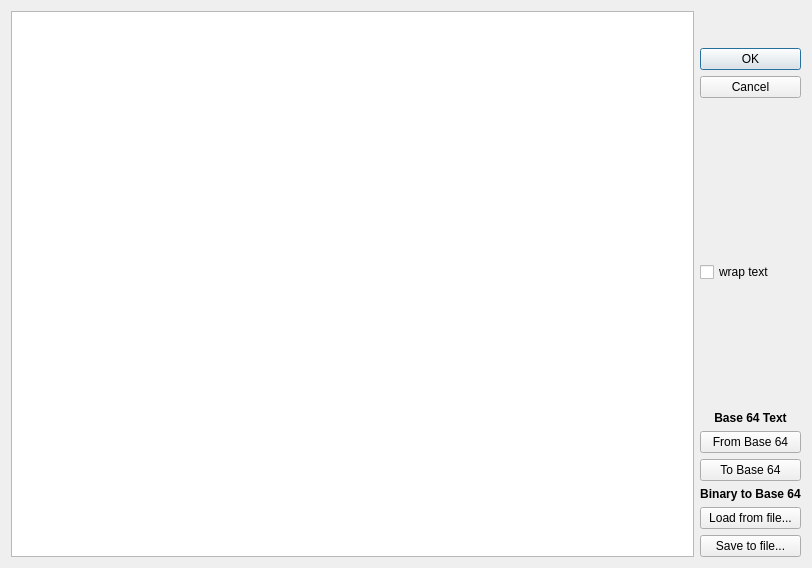
lbellonda/qxmledit, file src/EditTextNode.ui: the form before one commit.
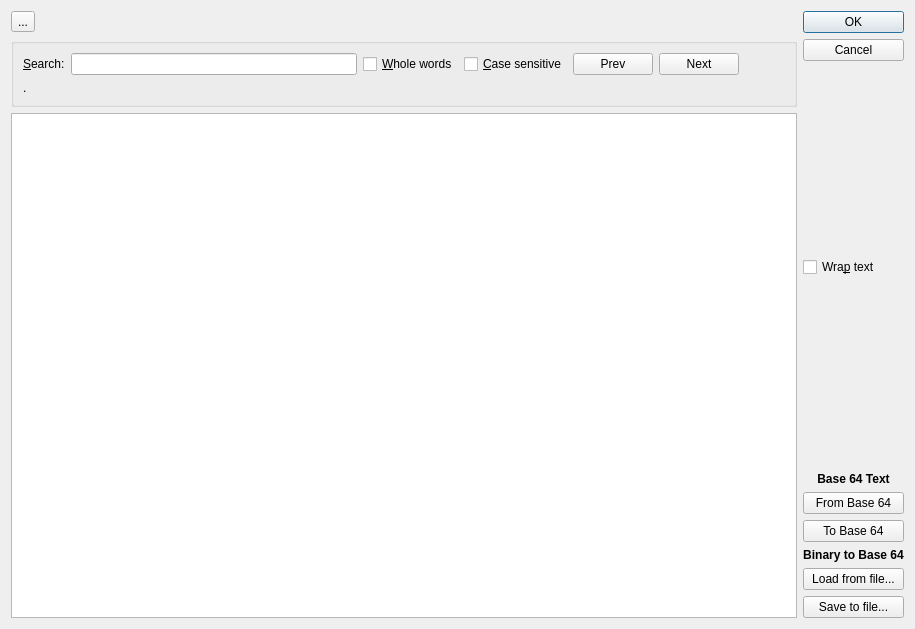
The form after the commit. Icons and pictures are not drawn.

Commit message: b 192-2 Find in edit text panel

```diff
--- a/src/EditTextNode.ui
+++ b/src/EditTextNode.ui
@@ -6,8 +6,8 @@
    <rect>
     <x>0</x>
     <y>0</y>
-    <width>812</width>
-    <height>568</height>
+    <width>915</width>
+    <height>629</height>
    </rect>
   </property>
   <property name="sizePolicy">
@@ -22,10 +22,143 @@
   <property name="sizeGripEnabled">
    <bool>false</bool>
   </property>
-  <layout class="QHBoxLayout" name="horizontalLayout_2">
+  <layout class="QHBoxLayout" name="horizontalLayout_3">
+   <item>
+    <layout class="QVBoxLayout" name="verticalLayout_3">
    <item>
     <layout class="QHBoxLayout" name="horizontalLayout">
      <item>
+        <widget class="QToolButton" name="searchButton">
+         <property name="toolTip">
+          <string>Find Text</string>
+         </property>
+         <property name="text">
+          <string>...</string>
+         </property>
+         <property name="icon">
+          <iconset resource="risorse.qrc">
+           <normaloff>:/editText/edit-find</normaloff>:/editText/edit-find</iconset>
+         </property>
+        </widget>
+       </item>
+       <item>
+        <spacer name="horizontalSpacer">
+         <property name="orientation">
+          <enum>Qt::Horizontal</enum>
+         </property>
+         <property name="sizeHint" stdset="0">
+          <size>
+           <width>40</width>
+           <height>20</height>
+          </size>
+         </property>
+        </spacer>
+       </item>
+      </layout>
+     </item>
+     <item>
+      <widget class="QGroupBox" name="searchGroup">
+       <property name="sizePolicy">
+        <sizepolicy hsizetype="Expanding" vsizetype="Minimum">
+         <horstretch>0</horstretch>
+         <verstretch>0</verstretch>
+        </sizepolicy>
+       </property>
+       <property name="title">
+        <string/>
+       </property>
+       <layout class="QVBoxLayout" name="verticalLayout_2">
+        <item>
+         <layout class="QHBoxLayout" name="horizontalLayout_2">
+          <item>
+           <widget class="QLabel" name="label_3">
+            <property name="text">
+             <string>&amp;Search:</string>
+            </property>
+            <property name="buddy">
+             <cstring>searchText</cstring>
+            </property>
+           </widget>
+          </item>
+          <item>
+           <widget class="QLineEdit" name="searchText"/>
+          </item>
+          <item>
+           <widget class="QCheckBox" name="searchOptionWholeWords">
+            <property name="toolTip">
+             <string>Search only whole words.</string>
+            </property>
+            <property name="text">
+             <string>&amp;Whole words</string>
+            </property>
+           </widget>
+          </item>
+          <item>
+           <widget class="QCheckBox" name="searchCaseSensitive">
+            <property name="toolTip">
+             <string>Match the case of the characters.</string>
+            </property>
+            <property name="styleSheet">
+             <string notr="true">Search case snsitive.</string>
+            </property>
+            <property name="text">
+             <string>&amp;Case sensitive</string>
+            </property>
+           </widget>
+          </item>
+          <item>
+           <widget class="QPushButton" name="cmdSearchPrev">
+            <property name="toolTip">
+             <string>Find previous</string>
+            </property>
+            <property name="text">
+             <string>Prev</string>
+            </property>
+           </widget>
+          </item>
+          <item>
+           <widget class="QPushButton" name="cmdSearchNext">
+            <property name="toolTip">
+             <string>Find Next</string>
+            </property>
+            <property name="text">
+             <string>Next</string>
+            </property>
+            <property name="flat">
+             <bool>false</bool>
+            </property>
+           </widget>
+          </item>
+          <item>
+           <widget class="QPushButton" name="cmdSearchClose">
+            <property name="toolTip">
+             <string>Close search panel</string>
+            </property>
+            <property name="text">
+             <string/>
+            </property>
+            <property name="icon">
+             <iconset resource="risorse.qrc">
+              <normaloff>:/quit/images/window-close.png</normaloff>:/quit/images/window-close.png</iconset>
+            </property>
+            <property name="flat">
+             <bool>true</bool>
+            </property>
+           </widget>
+          </item>
+         </layout>
+        </item>
+        <item>
+         <widget class="QLabel" name="searchStatus">
+          <property name="text">
+           <string>.</string>
+          </property>
+         </widget>
+        </item>
+       </layout>
+      </widget>
+     </item>
+     <item>
       <widget class="QPlainTextEdit" name="editor">
        <property name="verticalScrollBarPolicy">
         <enum>Qt::ScrollBarAsNeeded</enum>
@@ -38,12 +171,14 @@
        </property>
       </widget>
      </item>
+    </layout>
+   </item>
      <item>
       <layout class="QVBoxLayout" name="verticalLayout">
        <item>
         <widget class="QDialogButtonBox" name="buttonBox">
          <property name="sizePolicy">
-          <sizepolicy hsizetype="Minimum" vsizetype="Minimum">
+        <sizepolicy hsizetype="Minimum" vsizetype="Maximum">
            <horstretch>0</horstretch>
            <verstretch>0</verstretch>
           </sizepolicy>
@@ -81,7 +216,7 @@
        <item>
         <widget class="QCheckBox" name="wrapText">
          <property name="text">
-          <string>wrap text</string>
+        <string>Wra&amp;p text</string>
          </property>
         </widget>
        </item>
@@ -164,8 +299,6 @@
       </layout>
      </item>
     </layout>
-   </item>
-  </layout>
  </widget>
  <resources/>
  <connections>
```
Left out of the diff: 23 changed lines with no effect on the pictures. Lines whose indentation alone changed are shown as unchanged. The commit also changes 17 other files.
